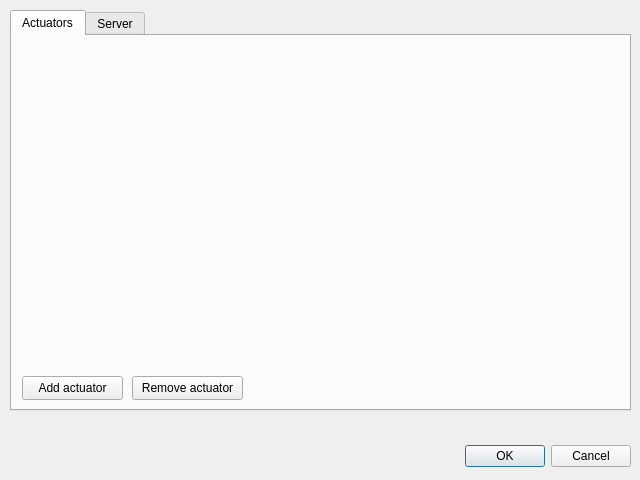
Old version of the form wadas/ui/qt/configure_actuators.ui in the repository stefanodellosa-personal/WADAS.
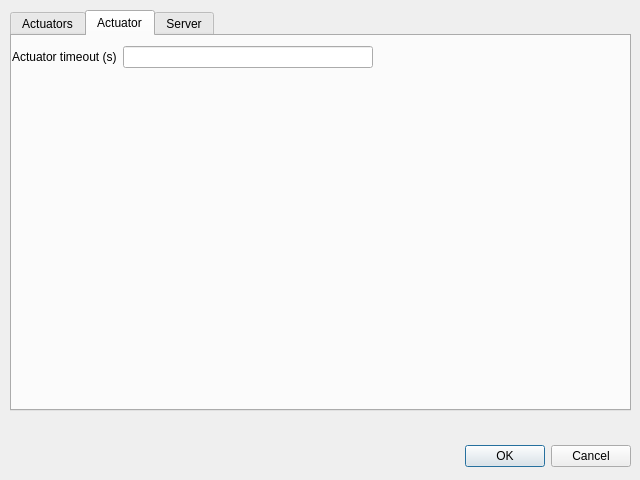
New version of the form. The open tabs and pages were chosen to show the change.

Commit message:
actuator timeout parametrized into fastapi_actuator_server.py (#73)
* actuator timeout parametrized into fastapi_actuator_server.py

* added actuator_timeout_threshold in serialize

* Added actuator timeout param in UI

Added actuator timeout parameter in configure Actuator dialog.

* fixed test error

---------

Patch:
```diff
--- a/wadas/ui/qt/configure_actuators.ui
+++ b/wadas/ui/qt/configure_actuators.ui
@@ -86,6 +86,69 @@
         <layout class="QVBoxLayout" name="verticalLayout_actuators"/>
        </widget>
       </widget>
+      <widget class="QWidget" name="tab_actuator">
+       <property name="toolTip">
+        <string>Actuator configuration options</string>
+       </property>
+       <attribute name="title">
+        <string>Actuator</string>
+       </attribute>
+       <widget class="QWidget" name="gridLayoutWidget_4">
+        <property name="geometry">
+         <rect>
+          <x>0</x>
+          <y>10</y>
+          <width>611</width>
+          <height>351</height>
+         </rect>
+        </property>
+        <layout class="QGridLayout" name="gridLayout_4">
+         <item row="0" column="1">
+          <widget class="QLineEdit" name="lineEdit_actuator_timeout">
+           <property name="toolTip">
+            <string>Actuator timeout in seconds</string>
+           </property>
+          </widget>
+         </item>
+         <item row="1" column="0">
+          <spacer name="verticalSpacer">
+           <property name="orientation">
+            <enum>Qt::Orientation::Vertical</enum>
+           </property>
+           <property name="sizeHint" stdset="0">
+            <size>
+             <width>20</width>
+             <height>40</height>
+            </size>
+           </property>
+          </spacer>
+         </item>
+         <item row="0" column="0">
+          <widget class="QLabel" name="label_5">
+           <property name="toolTip">
+            <string>Actuator timeout in seconds</string>
+           </property>
+           <property name="text">
+            <string>Actuator timeout (s)</string>
+           </property>
+          </widget>
+         </item>
+         <item row="0" column="2">
+          <spacer name="horizontalSpacer_2">
+           <property name="orientation">
+            <enum>Qt::Orientation::Horizontal</enum>
+           </property>
+           <property name="sizeHint" stdset="0">
+            <size>
+             <width>40</width>
+             <height>20</height>
+            </size>
+           </property>
+          </spacer>
+         </item>
+        </layout>
+       </widget>
+      </widget>
       <widget class="QWidget" name="tab_server">
        <attribute name="title">
         <string>Server</string>
```
Left out of the diff: 2 changed lines with no effect on the pictures. The commit also changes 5 other files.
